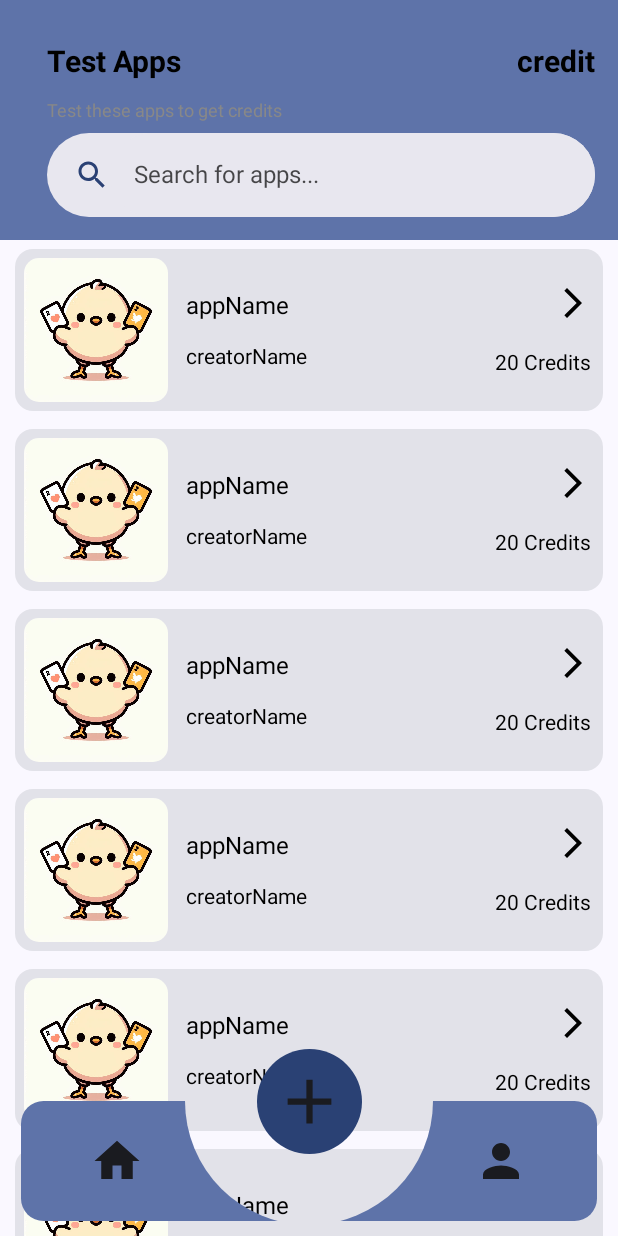
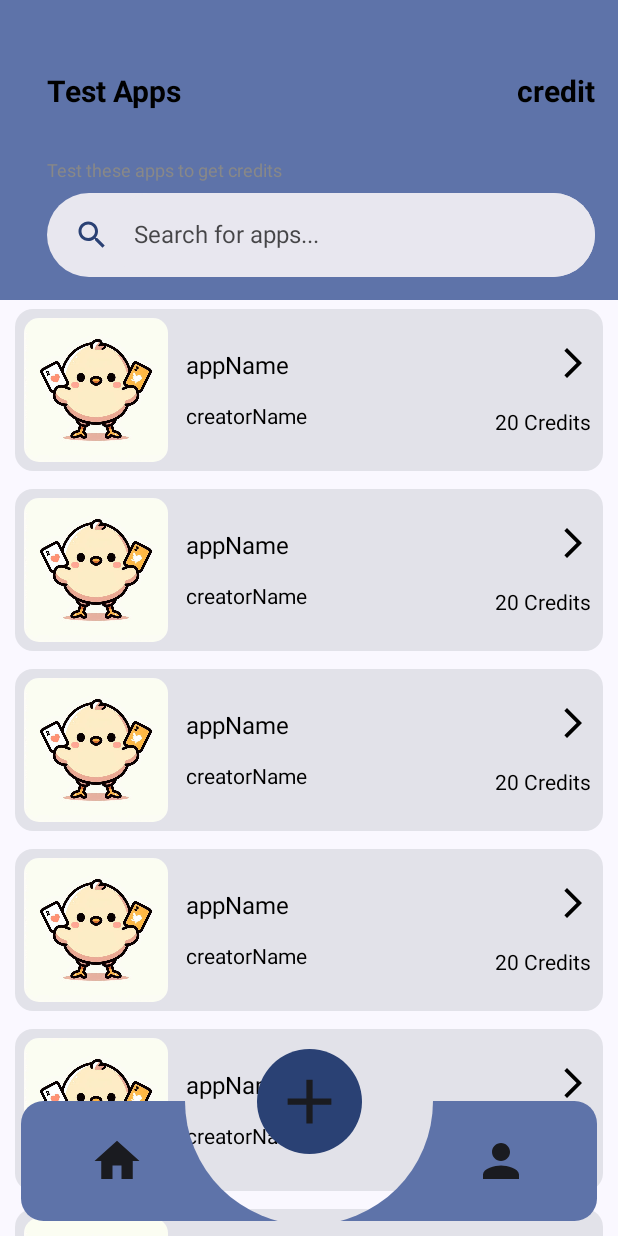
Before and after one commit to DM-Temo/Temo, an Android app built with Jetpack Compose: the HomeActivity screen opened directly, with no data from a screen before it, on a phone screen of 412 x 824 dp. Run offline under Robolectric (Android 15) with nearby library versions, the phone set to English and light mode, and no system bars.

Commit message:
푸시 테스트

```diff
--- a/app/src/main/java/com/example/temo/HomeActivity.kt
+++ b/app/src/main/java/com/example/temo/HomeActivity.kt
@@ -69,7 +69,7 @@ class HomeActivity : ComponentActivity() {
     private val TemoViewModel: TemoViewModel by viewModels()
     override fun onCreate(savedInstanceState: Bundle?) {
         super.onCreate(savedInstanceState)
-        enableEdgeToEdge()
+//        enableEdgeToEdge()
         setContent {
             TemoTheme {
                 val navController = rememberNavController()
@@ -138,7 +138,7 @@ fun HomeTopBar() {
             containerColor = MaterialTheme.colorScheme.primaryContainer,
             titleContentColor = MaterialTheme.colorScheme.primary,
         ),
-        modifier = Modifier.height(160.dp),
+        modifier = Modifier.height(200.dp),
         title = {
             Column(
                 modifier = Modifier
--- a/app/src/main/java/com/example/temo/MainActivity.kt
+++ b/app/src/main/java/com/example/temo/MainActivity.kt
@@ -57,7 +57,7 @@ class MainActivity : ComponentActivity() {
             .setAutoSelectEnabled(false)
             .build()
 
-        enableEdgeToEdge()
+//        enableEdgeToEdge()
         setContent {
             TemoTheme {
                 Scaffold(modifier = Modifier.fillMaxSize()) { innerPadding ->
@@ -162,7 +162,6 @@ private fun handleSignIn(
                 Log.e("MainActivity", "Unexpected type of credential")
             }
         }
-
         else -> {
             // 인식되지 않은 자격 증명 유형 처리
             Log.e("MainActivity", "Unexpected type of credential")
```
